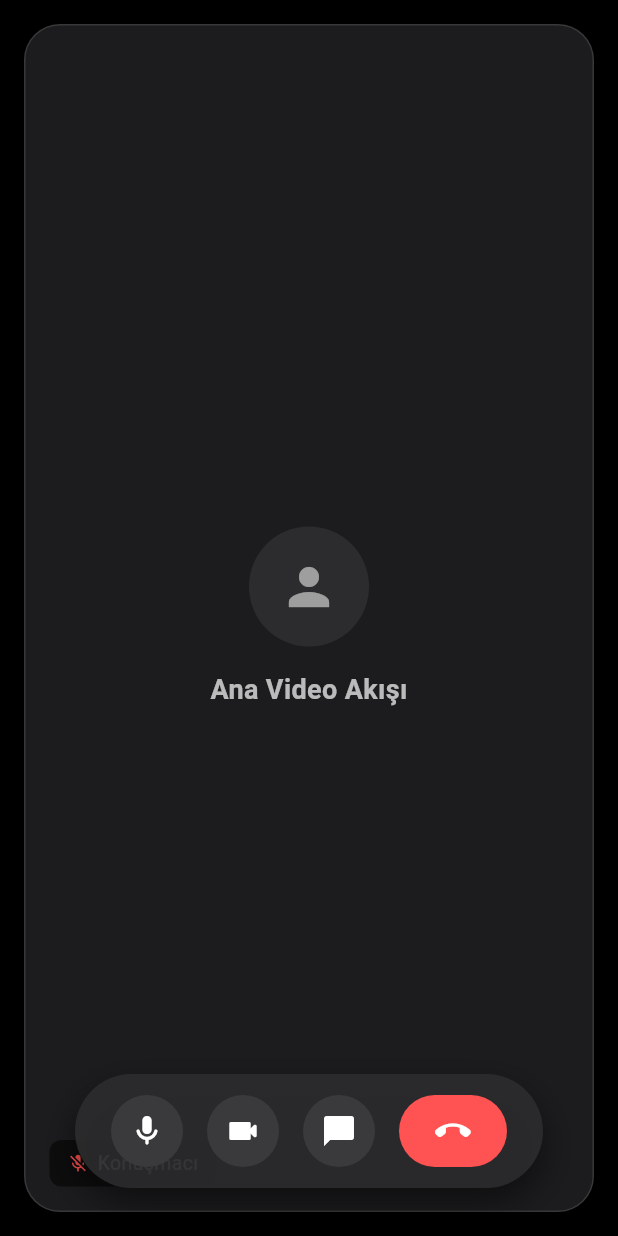
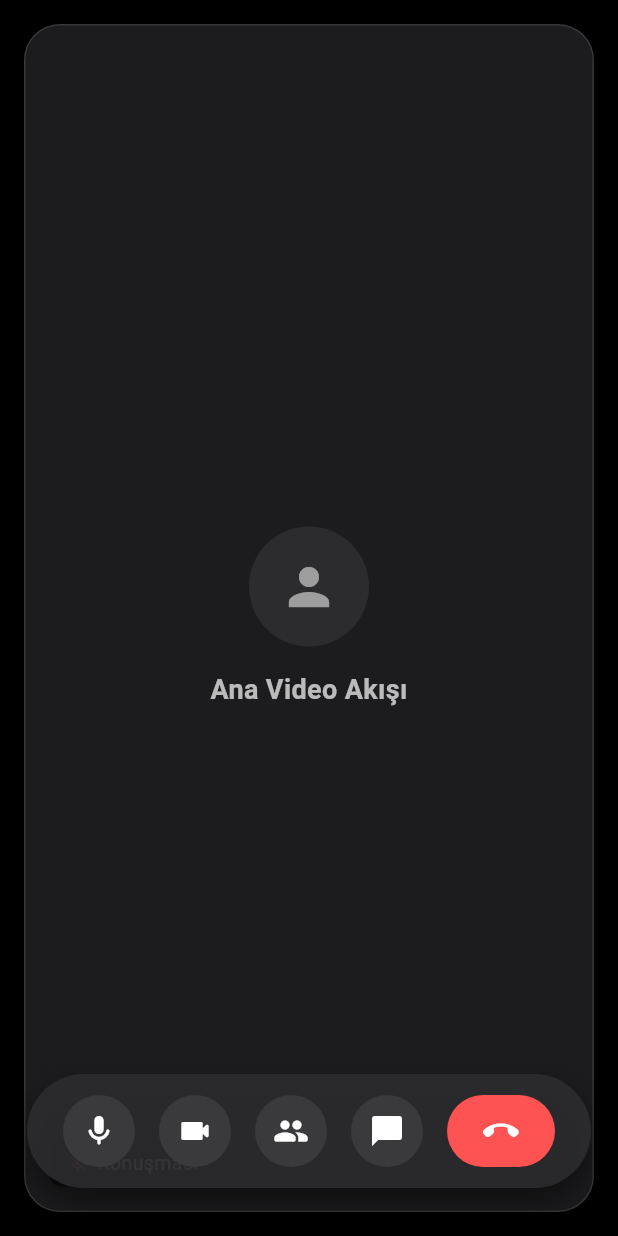
Before and after one commit to 0xREISUB/REISUB_Meeting, a Flutter app: the MeetingScreen screen opened directly, on a phone screen of 412 x 824 dp. Run offline on Flutter 3.47's test engine with Material 3 defaults, Android fonts, the phone set to English and light mode, and no system bars; our stand-ins replace flutter_riverpod.

```diff
--- a/lib/features/auth/meeting.dart
+++ b/lib/features/auth/meeting.dart
@@ -218,6 +218,10 @@ class _MeetingScreenState extends State<MeetingScreen> {
                 ),
               ),
 
+
+
+
+
               // ALT KONTROL PANELİ (Yüzen Kapsül)
               AnimatedPositioned(
                 duration: const Duration(milliseconds: 300),
@@ -253,6 +257,16 @@ class _MeetingScreenState extends State<MeetingScreen> {
                           isActive: _isCameraEnabled,
                           onTap: () => setState(() => _isCameraEnabled = !_isCameraEnabled),
                         ),
+                        const SizedBox(width: 16),
+                        _ControlButton(
+                          icon: Icons.people_rounded,
+                          isActive: true,
+                          onTap: () {
+                            // Katılımcılar listesi açılacak
+                          },
+                        ),
+
+
                         const SizedBox(width: 16),
                         _ControlButton(
                           icon: Icons.chat_bubble_rounded,
```
